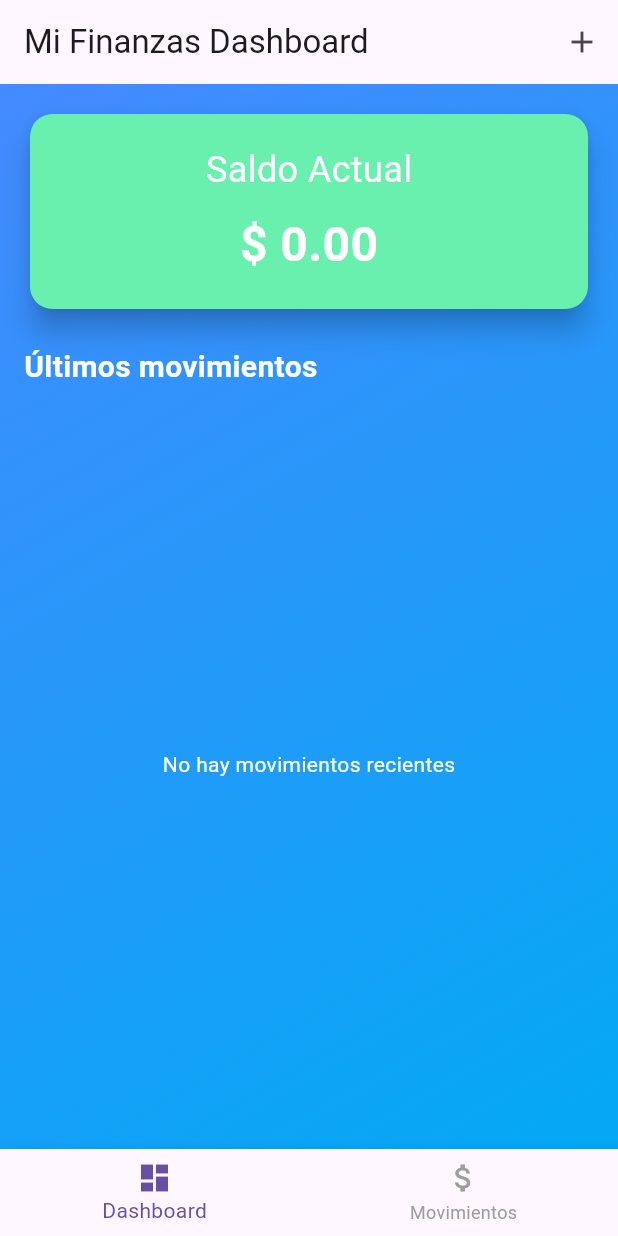
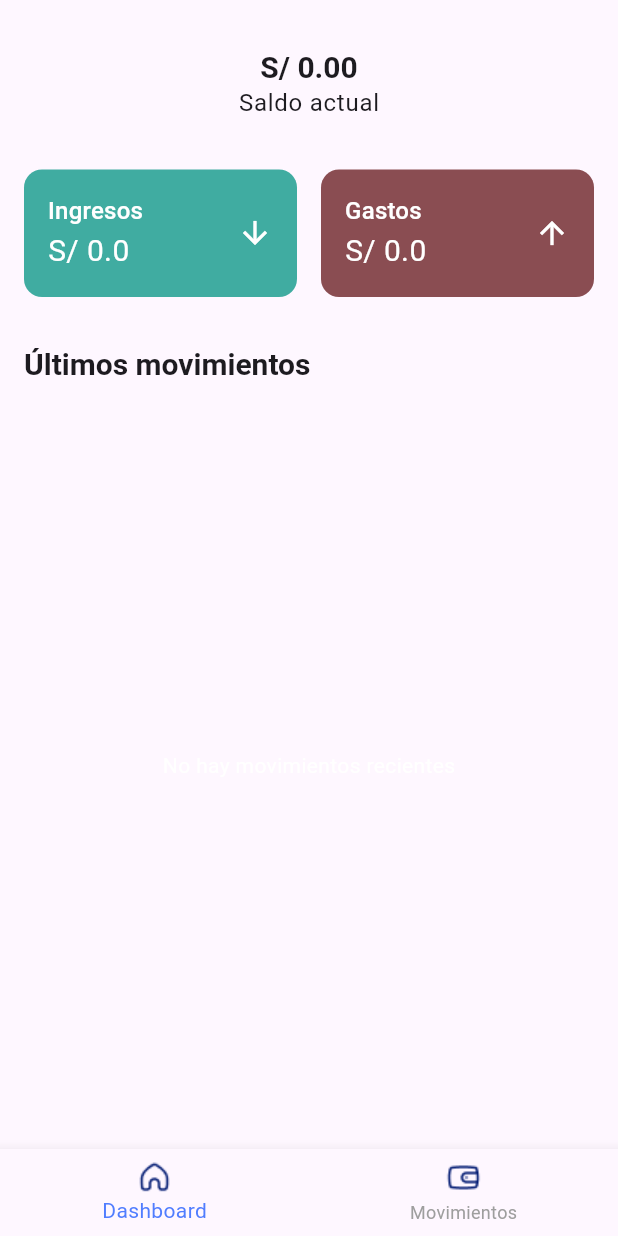
Before and after one commit to carlospsarmiento/Provider_Flutter_ExpenseTracker, a Flutter app: the screen it shows after launch, on a phone screen of 412 x 824 dp. Run offline on Flutter 3.47's test engine with Material 3 defaults, Android fonts, the phone set to English and light mode, and no system bars; our stand-ins replace sqflite; accounts and stored records are empty.

Commit message:
ui and ux

```diff
--- a/lib/pages/home/dashboard/dashboard_page.dart
+++ b/lib/pages/home/dashboard/dashboard_page.dart
@@ -1,16 +1,78 @@
 import 'package:finanzaspersonales/model/movimiento.dart';
 import 'package:finanzaspersonales/pages/nuevo_movimiento/nuevo_movimiento_page.dart';
+import 'package:finanzaspersonales/util/constants.dart';
 import 'package:flutter/material.dart';
 import 'package:provider/provider.dart';
 import 'dashboard_provider.dart';
 import 'package:intl/intl.dart';
 
 class DashboardPage extends StatelessWidget {
+
+  const DashboardPage({super.key});
+
   @override
   Widget build(BuildContext context) {
     return Scaffold(
-      appBar: AppBar(
-        title: Text('Mi Finanzas Dashboard'),
+      //appBar: _widgetAppBar(context),
+      body: SafeArea(
+        child: Container(
+          child: Consumer<DashboardProvider>(
+            builder: (context, provider, child) {
+              return Padding(
+                padding: const EdgeInsets.all(defaultSpacing),
+                child: Column(
+                  crossAxisAlignment: CrossAxisAlignment.stretch,
+                  children: [
+                    SizedBox(height: defaultSpacing),
+                    _buildSaldoCard(context, provider.saldo),
+                    SizedBox(height: defaultSpacing * 2),
+                    Row(
+                      spacing: defaultSpacing,
+                      children: [
+                        _widgetSubtotal(context,"ingreso", provider.totalIngresos),
+                        _widgetSubtotal(context,"gasto", provider.totalGastos),
+                      ],
+                    ),
+                    SizedBox(height: defaultSpacing * 2),
+                    Text(
+                      'Últimos movimientos',
+                      style: Theme.of(context)
+                        .textTheme
+                        .titleLarge
+                        ?.copyWith(
+                        fontWeight: FontWeight.w700,
+                        fontSize: fontSizeHeading
+                    )
+                    ),
+                    SizedBox(height: defaultSpacing),
+                    _widgetListLatestMoves(provider)
+                  ],
+                ),
+              );
+            },
+          ),
+        ),
+      ),
+    );
+  }
+
+  Widget _widgetListLatestMoves(DashboardProvider provider){
+    return Expanded(
+      child: provider.ultimosMovimientos.isNotEmpty
+          ? ListView.builder(
+        itemCount: provider.ultimosMovimientos.length,
+        itemBuilder: (context, index) {
+          final movimiento = provider.ultimosMovimientos[index];
+          return _buildMovimientoTile(movimiento);
+        },
+      )
+      : Center(child: Text('No hay movimientos recientes', style: TextStyle(color: Colors.white))),
+    );
+  }
+
+  PreferredSizeWidget _widgetAppBar(BuildContext context){
+    return AppBar(
+      title: Text('Control de Gastos'),
       actions: [
         IconButton(
           icon: Icon(Icons.add),
@@ -22,83 +84,75 @@ class DashboardPage extends StatelessWidget {
           },
         ),
       ],
+    );
+  }
+
+  Widget _widgetSubtotal(BuildContext context, String tipo, double subtotal){
+    return Expanded(
+              child: Container(
+                decoration: BoxDecoration(
+                  color: tipo == "ingreso"? primaryDark : accent,
+                  borderRadius: BorderRadius.all(Radius.circular(defaultRadius))
                 ),
-      body: Container(
-        decoration: BoxDecoration(
-          gradient: LinearGradient(
-            colors: [Colors.blueAccent, Colors.lightBlue],
-            begin: Alignment.topLeft,
-            end: Alignment.bottomRight,
+                padding: const EdgeInsets.all(defaultSpacing),
+                child: Row(
+                  children: [
+                    Expanded(
+                      child: Column(
+                        crossAxisAlignment: CrossAxisAlignment.start,
+                        children: [
+                          Text(
+                              tipo == "ingreso"?"Ingresos":"Gastos",
+                              style: Theme.of(context).textTheme.titleMedium?.copyWith(color: Colors.white)),
+                          Text(
+                              "S/ $subtotal",
+                              style: TextStyle(
+                                fontSize: fontSizeHeading,
+                                color: Colors.white
+                              )
+                          )
+                        ],
                       ),
                     ),
-        child: Consumer<DashboardProvider>(
-          builder: (context, provider, child) {
-            return Padding(
-              padding: const EdgeInsets.all(16.0),
-              child: Column(
-                crossAxisAlignment: CrossAxisAlignment.stretch,
-                children: [
-                  // Mostrar el saldo actual
-                  _buildSaldoCard(provider.saldo),
-                  SizedBox(height: 20),
-                  // Título para las últimas operaciones
-                  Text(
-                    'Últimos movimientos',
-                    style: TextStyle(fontSize: 20, fontWeight: FontWeight.bold, color: Colors.white),
-                  ),
-                  SizedBox(height: 10),
-                  // Lista de los últimos movimientos
-                  Expanded(
-                    child: provider.ultimosMovimientos.isNotEmpty
-                        ? ListView.builder(
-                      itemCount: provider.ultimosMovimientos.length,
-                      itemBuilder: (context, index) {
-                        final movimiento = provider.ultimosMovimientos[index];
-                        return _buildMovimientoTile(movimiento);
-                      },
+                    Icon(
+                        tipo == "ingreso"? Icons.arrow_downward:Icons.arrow_upward,
+                        color: Colors.white,
                     )
-                        : Center(child: Text('No hay movimientos recientes', style: TextStyle(color: Colors.white))),
-                  ),
                   ],
                 ),
-            );
-          },
-        ),
-      ),
+              )
       );
   }
 
   // Widget para mostrar el saldo
-  Widget _buildSaldoCard(double saldo) {
-    return Card(
-      shape: RoundedRectangleBorder(borderRadius: BorderRadius.circular(15)),
-      elevation: 8,
-      color: saldo >= 0 ? Colors.greenAccent : Colors.redAccent,
-      child: Padding(
-        padding: const EdgeInsets.all(20.0),
+  Widget _buildSaldoCard(BuildContext context, double saldo) {
+    return Center(
       child: Column(
-          crossAxisAlignment: CrossAxisAlignment.center,
         children: [
           Text(
-              'Saldo Actual',
-              style: TextStyle(fontSize: 24, color: Colors.white),
+              "S/ ${saldo.toStringAsFixed(2)}",
+              style: Theme.of(context)
+                  .textTheme
+                  .titleLarge
+                  ?.copyWith(
+                    fontWeight: FontWeight.w700,
+                    fontSize: fontSizeHeading
+                  )
           ),
-            SizedBox(height: 10),
           Text(
-              '\$ ${saldo.toStringAsFixed(2)}',
-              style: TextStyle(fontSize: 32, fontWeight: FontWeight.bold, color: Colors.white),
-            ),
+              "Saldo actual",
+              style: Theme.of(context)
+                  .textTheme
+                  .bodyLarge
+          )
         ],
-        ),
       ),
     );
   }
 
   // Widget para cada movimiento
   Widget _buildMovimientoTile(Movimiento movimiento) {
-    // Formatear la fecha
     final formattedDate = DateFormat('dd/MM/yyyy').format(DateTime.parse(movimiento.fecha));
-
     return Card(
       margin: EdgeInsets.symmetric(vertical: 5),
       color: Colors.white,
--- a/lib/pages/home/dashboard/dashboard_provider.dart
+++ b/lib/pages/home/dashboard/dashboard_provider.dart
@@ -4,13 +4,18 @@ import 'package:finanzaspersonales/repositories/movimiento_repository.dart';
 import 'package:flutter/material.dart';
 
 class DashboardProvider extends ChangeNotifier {
+
   final MovimientoRepository _movimientoRepository = MovimientoRepository();
   //final MovimientoApiRepository _movimientoRepository = MovimientoApiRepository();
 
-  double _saldo = 0.0;
+  double _saldo = 0;
+  double _totalIngresos = 0;
+  double _totalGastos = 0;
   List<Movimiento> _ultimosMovimientos = [];
 
   double get saldo => _saldo;
+  double get totalIngresos => _totalIngresos;
+  double get totalGastos => _totalGastos;
   List<Movimiento> get ultimosMovimientos => _ultimosMovimientos;
 
   DashboardProvider() {
@@ -23,14 +28,13 @@ class DashboardProvider extends ChangeNotifier {
     final gastos = await _movimientoRepository.obtenerGastos();
 
     // Calcular saldo
-    double totalIngresos = ingresos.fold(0, (sum, item) => sum + item.cantidad);
-    double totalGastos = gastos.fold(0, (sum, item) => sum + item.cantidad);
+    _totalIngresos = ingresos.fold(0, (sum, item) => sum + item.cantidad);
+    _totalGastos = gastos.fold(0, (sum, item) => sum + item.cantidad);
     _saldo = totalIngresos - totalGastos;
 
     // Obtener los últimos movimientos, ordenados por fecha (asumiendo que la fecha es un string que sigue un formato YYYY-MM-DD)
     final movimientos = [...ingresos, ...gastos];
     movimientos.sort((a, b) => b.fecha.compareTo(a.fecha));
-
     _ultimosMovimientos = movimientos.take(5).toList(); // Mostrar las últimas 5 operaciones
 
     notifyListeners();  // Notificar a los widgets que los datos han cambiado
--- a/lib/pages/home/home_page.dart
+++ b/lib/pages/home/home_page.dart
@@ -1,5 +1,6 @@
 import 'package:finanzaspersonales/pages/home/dashboard/dashboard_page.dart';
 import 'package:finanzaspersonales/pages/home/movimientos/movimientos_page.dart';
+import 'package:finanzaspersonales/util/constants.dart';
 import 'package:flutter/material.dart';
 
 class HomePage extends StatefulWidget {
@@ -27,22 +28,30 @@ class _HomePageState extends State<HomePage> {
   Widget build(BuildContext context) {
     return Scaffold(
       body: _pages[_selectedIndex], // Mostrar la pantalla seleccionada
-      bottomNavigationBar: BottomNavigationBar(
-        items: const <BottomNavigationBarItem>[
+      bottomNavigationBar: _widgetBottomNavigationBar()
+    );
+  }
+
+  Widget _widgetBottomNavigationBar(){
+    return BottomNavigationBar(
+      items: <BottomNavigationBarItem>[
         BottomNavigationBarItem(
-            icon: Icon(Icons.dashboard),
+          //icon: Icon(Icons.dashboard),
+          icon: Image.asset("assets/icons/home.png"),
           label: 'Dashboard',
         ),
         BottomNavigationBarItem(
-            icon: Icon(Icons.attach_money),
+          //icon: Icon(Icons.attach_money),
+          icon: Image.asset("assets/icons/wallet.png"),
           label: 'Movimientos',
         ),
       ],
       currentIndex: _selectedIndex,
       onTap: _onItemTapped,
-        selectedItemColor: Theme.of(context).colorScheme.primary,
+      //selectedItemColor: Theme.of(context).colorScheme.primary,
+      selectedItemColor: secondaryDark,
       unselectedItemColor: Colors.grey,
-      ),
+      //unselectedItemColor: fontLight,
     );
   }
 }
--- a/lib/util/app_routes.dart
+++ b/lib/util/app_routes.dart
@@ -9,6 +9,5 @@ class AppRoutes {
   static final Map<String, WidgetBuilder> routes = {
     home: (context) => HomePage(),
     dashboard: (context) => DashboardPage(),
-    // Agregar más rutas si es necesario
   };
 }
--- a/lib/util/constants.dart
+++ b/lib/util/constants.dart
@@ -17,6 +17,6 @@ const Color background = Color(0xFFF1F2F5);
 const double defaultSpacing = 16.0;
 const double defaultRadius = 12.0;
 
-const double fontSizeHeading = 18.0;
+const double fontSizeHeading = 20.0;
 const double fontSizeTitle = 16.0;
 const double fontSizeBody = 13.0;
```
Also changed, not shown: 4 other files. Lines whose indentation alone changed are shown as unchanged.
